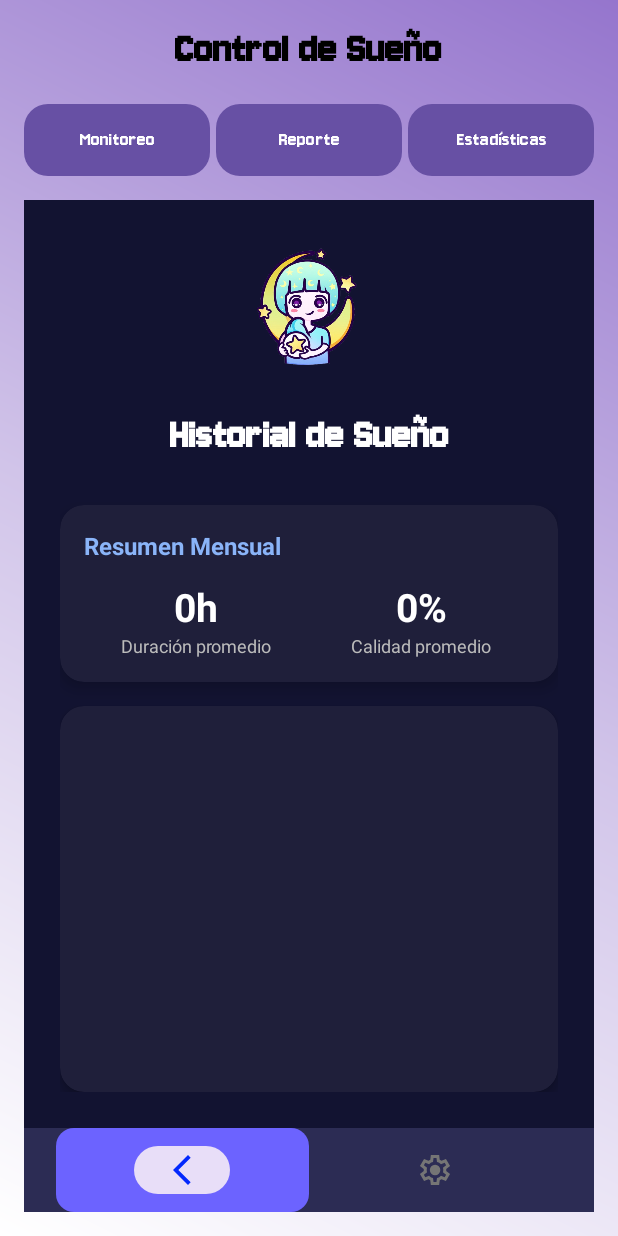
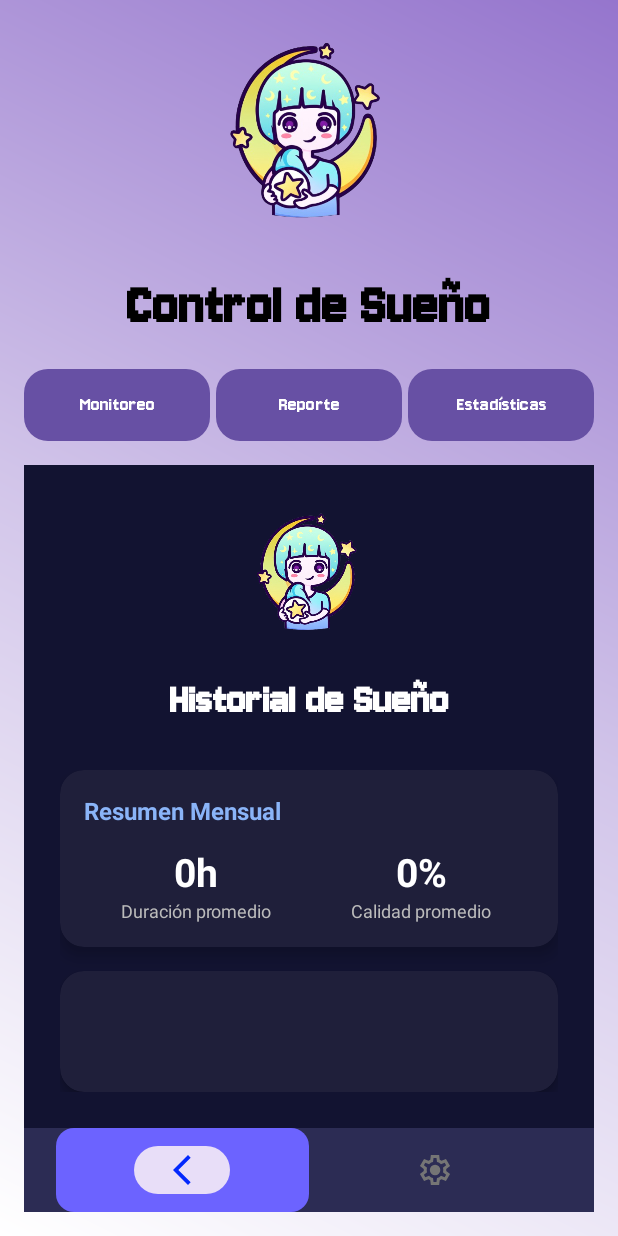
Before and after one commit to jorge140-mega/HipnoSue-o, an Android app built with Jetpack Compose: the screen it shows after launch (MainActivity), after a tap on "Reporte", on a phone screen of 412 x 824 dp. Run offline under Robolectric (Android 15) with nearby library versions, the phone set to English and light mode, and no system bars; our stand-ins replace Room's generated code.

Commit message:
CAMBIOS DE TAMANIOS DE LETRA, Y AGREGADO EL LOGO

```diff
--- a/app/src/main/res/layout/activity_menu.xml
+++ b/app/src/main/res/layout/activity_menu.xml
@@ -7,6 +7,14 @@
     android:orientation="vertical"
     android:background="@drawable/gradient"
     android:padding="16dp">
+    <!-- Logo de la app -->
+    <ImageView
+        android:id="@+id/imgLogo"
+        android:layout_width="150dp"
+        android:layout_height="150dp"
+        android:src="@drawable/hipnos_logo_2"
+        android:layout_marginBottom="16dp"
+        android:layout_gravity="center_horizontal" />
 
     <!-- Título -->
     <TextView
@@ -14,7 +22,7 @@
         android:layout_width="wrap_content"
         android:layout_height="wrap_content"
         android:text="Control de Sueño"
-        android:textSize="30sp"
+        android:textSize="40sp"
         android:textStyle="bold"
         android:layout_gravity="center_horizontal"
         android:layout_marginBottom="20dp"
```
